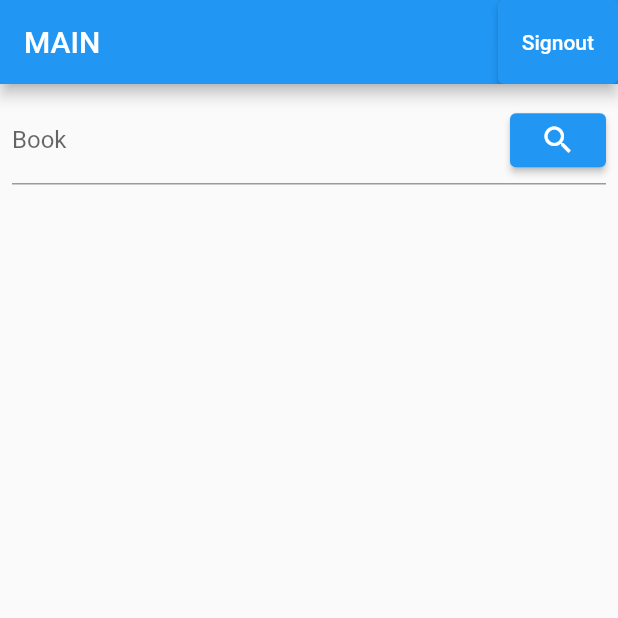
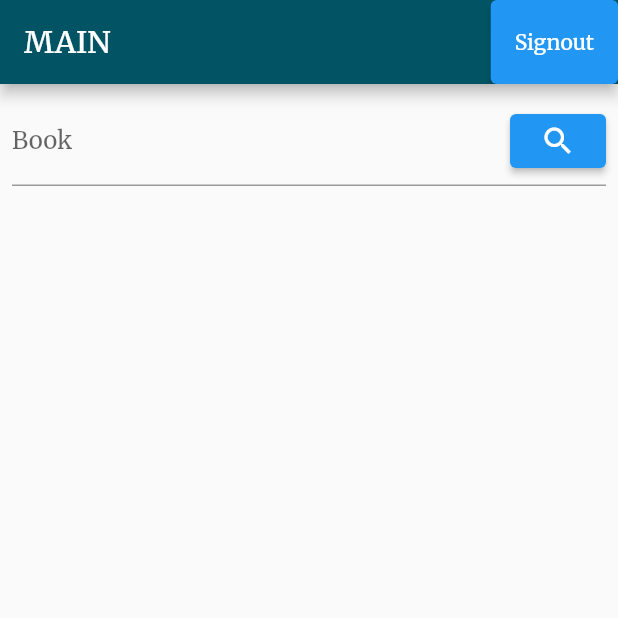
Before and after one commit to CarlloydViray/bookworm, a Flutter app: the screen it shows once a user with an empty profile is signed in, after a tap on the "search" icon, on a phone screen of 412 x 824 dp, the top half of it. Run offline on Flutter 3.47's test engine with Material 2 defaults, Android fonts, the light colour scheme and no system bars; our stand-ins replace animated_splash_screen, cloud_firestore, email_validator, firebase_auth, firebase_core, google_fonts and 1 more; accounts and stored records are empty; network calls fail.

Commit message:
finished details Screen

```diff
--- a/lib/main.dart
+++ b/lib/main.dart
@@ -1,13 +1,14 @@
+import 'package:animated_splash_screen/animated_splash_screen.dart';
 import 'package:bookworm_viraycarlloyd/authGate.dart';
 import 'package:bookworm_viraycarlloyd/firebase_options.dart';
 import 'package:firebase_core/firebase_core.dart';
 import 'package:flutter/material.dart';
-import 'package:flutter/widgets.dart';
+import 'package:google_fonts/google_fonts.dart';
 
 void main(List<String> args) async {
   WidgetsFlutterBinding.ensureInitialized();
   await Firebase.initializeApp(options: DefaultFirebaseOptions.currentPlatform);
-  runApp(MyApp());
+  runApp(const MyApp());
 }
 
 class MyApp extends StatelessWidget {
@@ -16,8 +17,20 @@ class MyApp extends StatelessWidget {
   @override
   Widget build(BuildContext context) {
     return MaterialApp(
+      theme: ThemeData(
+        fontFamily: GoogleFonts.merriweather().fontFamily,
+        appBarTheme: const AppBarTheme(color: Color(0XFF025464)),
+      ),
       debugShowCheckedModeBanner: false,
-      home: authGate(),
+      home: AnimatedSplashScreen(
+          duration: 3000,
+          splashTransition: SplashTransition.scaleTransition,
+          splash: const Icon(
+            Icons.book_outlined,
+            size: 100,
+            color: Color(0XFF025464),
+          ),
+          nextScreen: const authGate()),
     );
   }
 }
--- a/lib/screens/loginScreen.dart
+++ b/lib/screens/loginScreen.dart
@@ -1,4 +1,4 @@
-import 'package:bookworm_viraycarlloyd/screens/registerScree.dart';
+import 'package:bookworm_viraycarlloyd/screens/registerScreen.dart';
 import 'package:cloud_firestore/cloud_firestore.dart';
 import 'package:email_validator/email_validator.dart';
 import 'package:firebase_auth/firebase_auth.dart';
@@ -56,7 +56,7 @@ class _loginScreenState extends State<loginScreen> {
     return SafeArea(
       child: Scaffold(
           appBar: AppBar(
-            title: Text('LOGIN'),
+            title: const Text('LOGIN'),
           ),
           body: Form(
             key: _formkey,
@@ -64,7 +64,7 @@ class _loginScreenState extends State<loginScreen> {
               padding: const EdgeInsets.all(8.0),
               child: Column(
                 children: [
-                  CircleAvatar(
+                  const CircleAvatar(
                     backgroundColor: Colors.red,
                   ),
 
@@ -77,6 +77,7 @@ class _loginScreenState extends State<loginScreen> {
                       if (!EmailValidator.validate(value)) {
                         return 'Please enter a valid email address';
                       }
+                      return null;
                     },
                     controller: emailController,
                     keyboardType: TextInputType.emailAddress,
@@ -98,6 +99,7 @@ class _loginScreenState extends State<loginScreen> {
                       if (value.length <= 6) {
                         return 'Password must be more than 6 characters';
                       }
+                      return null;
                     },
                     obscureText: obscurePassword,
                     controller: passwordController,
@@ -125,7 +127,7 @@ class _loginScreenState extends State<loginScreen> {
                       Navigator.push(
                         context,
                         CupertinoPageRoute(builder: (context) {
-                          return registerScreen();
+                          return const registerScreen();
                         }),
                       );
                     },
--- a/lib/screens/mainScreen.dart
+++ b/lib/screens/mainScreen.dart
@@ -1,10 +1,8 @@
 import 'dart:convert';
+import 'package:bookworm_viraycarlloyd/screens/viewScreen.dart';
 import 'package:firebase_auth/firebase_auth.dart';
-import 'package:firebase_core/firebase_core.dart';
 import 'package:flutter/cupertino.dart';
 import 'package:flutter/material.dart';
-import 'package:flutter/src/widgets/framework.dart';
-import 'package:flutter/src/widgets/placeholder.dart';
 import 'package:http/http.dart' as http;
 
 class mainScreen extends StatefulWidget {
@@ -15,8 +13,10 @@ class mainScreen extends StatefulWidget {
 }
 
 class _mainScreenState extends State<mainScreen> {
+  final FocusNode _focusNode = FocusNode();
   TextEditingController search = TextEditingController();
   List<dynamic> books = [];
+  List<dynamic> full = [];
 
   Future<List<dynamic>> searchBooks(String query) async {
     final response = await http
@@ -45,13 +45,13 @@ class _mainScreenState extends State<mainScreen> {
     return SafeArea(
       child: Scaffold(
           appBar: AppBar(
-            title: Text('MAIN'),
+            title: const Text('MAIN'),
             actions: [
               ElevatedButton(
                   onPressed: () async {
                     FirebaseAuth.instance.signOut();
                   },
-                  child: Text('Signout'))
+                  child: const Text('Signout'))
             ],
           ),
           body: Padding(
@@ -62,12 +62,14 @@ class _mainScreenState extends State<mainScreen> {
                   alignment: Alignment.centerRight,
                   children: [
                     TextField(
+                      focusNode: _focusNode,
                       controller: search,
-                      decoration: InputDecoration(label: Text('Book')),
+                      decoration: const InputDecoration(label: Text('Book')),
                     ),
                     Positioned(
                       child: ElevatedButton(
                         onPressed: () {
+                          _focusNode.unfocus();
                           setState(() {
                             books = []; // Clear the book list when searching
                           });
@@ -78,12 +80,12 @@ class _mainScreenState extends State<mainScreen> {
                             });
                           });
                         },
-                        child: Icon(Icons.search),
+                        child: const Icon(Icons.search),
                       ),
                     ),
                   ],
                 ),
-                SizedBox(
+                const SizedBox(
                   height: 20,
                 ),
                 Expanded(
@@ -97,6 +99,8 @@ class _mainScreenState extends State<mainScreen> {
                       final author =
                           book['author_name']?.join(', ') ?? 'Unknown Author';
                       final title = book['title'];
+                      final publishYear = book['first_publish_year'];
+                      final bookKey = book['key'];
 
                       return FutureBuilder<http.Response>(
                         future: http.get(Uri.parse(
@@ -109,7 +113,7 @@ class _mainScreenState extends State<mainScreen> {
                               child: ListTile(
                                 title: Text(title),
                                 subtitle: Text(author),
-                                leading: CircularProgressIndicator(),
+                                leading: const CircularProgressIndicator(),
                               ),
                             );
                           }
@@ -117,7 +121,20 @@ class _mainScreenState extends State<mainScreen> {
                           if (snapshot.hasData) {
                             final response = snapshot.data!;
                             if (response.statusCode == 200) {
-                              return Card(
+                              return GestureDetector(
+                                onTap: () {
+                                  Navigator.push(context,
+                                      CupertinoPageRoute(builder: (context) {
+                                    return viewScreen(
+                                      isbn: isbn,
+                                      title: title,
+                                      author: author,
+                                      publish_year: publishYear,
+                                      bookKey: bookKey,
+                                    );
+                                  }));
+                                },
+                                child: Card(
                                   elevation: 50,
                                   child: ListTile(
                                       title: Text(title),
@@ -127,6 +144,7 @@ class _mainScreenState extends State<mainScreen> {
                                         height: 50,
                                         width: 50,
                                       )),
+                                ),
                               );
                             }
                           }
@@ -136,7 +154,7 @@ class _mainScreenState extends State<mainScreen> {
                             child: ListTile(
                               title: Text(title),
                               subtitle: Text(author),
-                              leading: Icon(
+                              leading: const Icon(
                                 Icons.image_not_supported,
                                 size: 50,
                               ),
--- a/pubspec.yaml
+++ b/pubspec.yaml
@@ -28,6 +28,7 @@ environment:
 # the latest version available on pub.dev. To see which dependencies have newer
 # versions available, run `flutter pub outdated`.
 dependencies:
+  animated_splash_screen: ^1.3.0
   cloud_firestore: ^4.7.0
   cupertino_icons: ^1.0.2
   email_validator: ^2.1.17
@@ -35,6 +36,7 @@ dependencies:
   firebase_core: ^2.12.0
   flutter:
     sdk: flutter
+  google_fonts: ^4.0.4
   http: ^0.13.6
   quickalert: ^1.0.1
 
```
Also changed, not shown: lib/screens/viewScreen.dart (added, +137 -0 lines), lib/screens/registerScreen.dart (renamed from lib/screens/registerScree.dart), pubspec.lock, 1 other file. Lines whose indentation alone changed are shown as unchanged.
